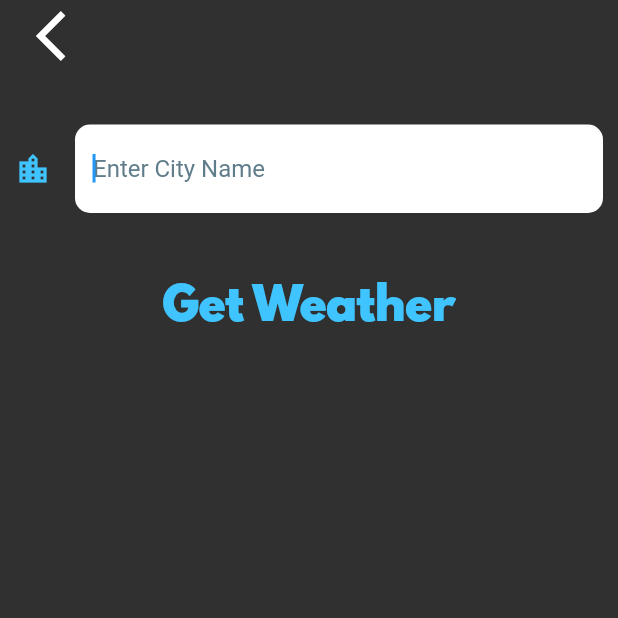
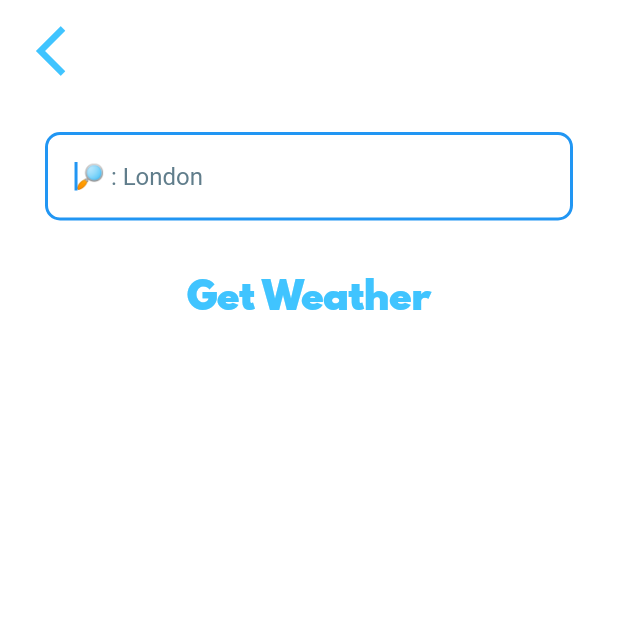
Before and after one commit to amnah44/weather, a Flutter app: the LocationScreen screen opened directly, after a tap on the "location city" icon, on a phone screen of 412 x 824 dp, the top half of it. Run offline on Flutter 3.47's test engine with Material 2 defaults, Android fonts, the light colour scheme and no system bars; our stand-ins replace dio, flutter_spinkit, geolocator, get; network calls fail; statements that could not run were skipped.

Commit message:
update ui

```diff
--- a/lib/ui/city_screen.dart
+++ b/lib/ui/city_screen.dart
@@ -16,7 +16,8 @@ class _CityScreenState extends State<CityScreen> {
   Widget build(BuildContext context) {
     return Scaffold(
       body: Container(
-        constraints: const BoxConstraints.expand(),
+        padding: const EdgeInsets.only(top: 10.0),
+        color: Colors.white,
         child: SafeArea(
           child: Column(
             children: <Widget>[
@@ -28,15 +29,14 @@ class _CityScreenState extends State<CityScreen> {
                   },
                   child: const Icon(
                     Icons.arrow_back_ios,
+                    color: Colors.lightBlueAccent,
                     size: 40.0,
                   ),
                 ),
               ),
-              const SizedBox(
-                height: 25.0,
-              ),
+              kSizeBoxHeight,
               Container(
-                padding: const EdgeInsets.all(10.0),
+                padding: const EdgeInsets.only(left: 30.0,right: 30.0),
                 child: TextField(
                   autofocus: true,
                   style: const TextStyle(color: Colors.black),
--- a/lib/ui/location_screen.dart
+++ b/lib/ui/location_screen.dart
@@ -51,7 +51,6 @@ class _LocationScreenState extends State<LocationScreen> {
         constraints: const BoxConstraints.expand(),
         child: SafeArea(
           child: Column(
-            mainAxisAlignment: MainAxisAlignment.spaceBetween,
             crossAxisAlignment: CrossAxisAlignment.stretch,
             children: <Widget>[
               Row(
@@ -86,29 +85,32 @@ class _LocationScreenState extends State<LocationScreen> {
                   ),
                 ],
               ),
+              kSizeBoxHeight,
               Padding(
                 padding: const EdgeInsets.only(left: 15.0),
                 child: Expanded(
-                  child: Row(
+                  child: Center(
+                    child: Column(
                       children: <Widget>[
+                        Text(
+                          weatherIcon!,
+                          style: kConditionTextStyle,
+                        ),
                         Text(
                           '$temperature°',
                           style: kTempTextStyle,
-                      ),
-                      Text(
-                        weatherIcon!,
-                        style: kConditionTextStyle,
                         ),
                       ],
                     ),
                   ),
                 ),
+              ),
               Padding(
                 padding:
-                    const EdgeInsets.only(right: 15.0, bottom: 25.0, left: 5.0),
+                    const EdgeInsets.only(right: 10.0, left: 10.0),
                 child: Text(
                   '$weatherMessage in $cityName',
-                  textAlign: TextAlign.right,
+                  textAlign: TextAlign.left,
                   style: kMessageTextStyle,
                 ),
               ),
--- a/lib/utilities/constants.dart
+++ b/lib/utilities/constants.dart
@@ -10,12 +10,11 @@ const kDecorationImage = DecorationImage(
 );
 
 const kMessageTextStyle = TextStyle(
-  fontFamily: 'Spartan MB',
-  fontSize: 25.0,
+  fontSize: 20.0,
 );
 
 const kButtonTextStyle = TextStyle(
-  fontSize: 30.0,
+  fontSize: 25.0,
   color: Colors.lightBlueAccent,
   fontFamily: 'Spartan MB',
 );
@@ -23,16 +22,16 @@ const kButtonTextStyle = TextStyle(
 const kConditionTextStyle = TextStyle(
   fontSize: 100.0,
 );
+const kSizeBoxHeight = SizedBox(
+  height: 30.0,
+);
 const kTextFieldInputDecoration = InputDecoration(
   filled: true,
   fillColor: Colors.white,
-  icon: Icon(
-    Icons.location_city,
-    color: Colors.lightBlueAccent,
-  ),
-  hintText: 'Enter City Name',
+  hintText: '🔎 : London',
+  contentPadding: EdgeInsets.all(20.0),
   hintStyle: TextStyle(color: Colors.blueGrey),
   border: OutlineInputBorder(
       borderRadius: BorderRadius.all(Radius.circular(10.0)),
-      borderSide: BorderSide.none),
+      ),
 );
```
Also changed, not shown: images/city_background.jpg (deleted), images/location_background.jpg (deleted). Lines whose indentation alone changed are shown as unchanged.
